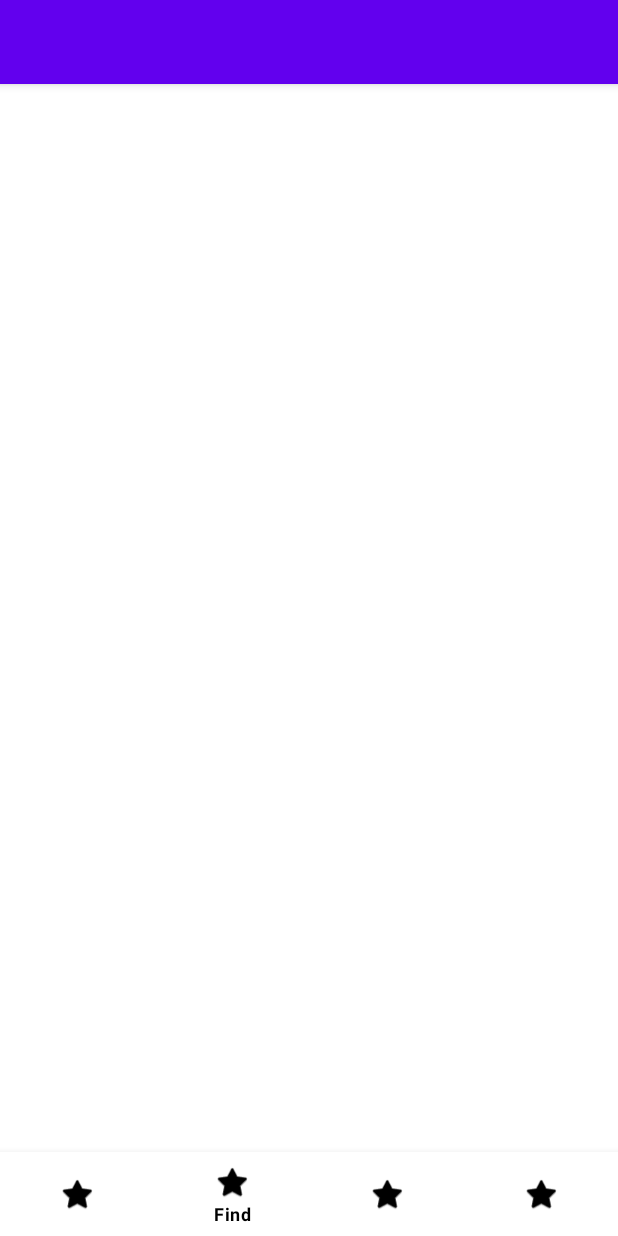
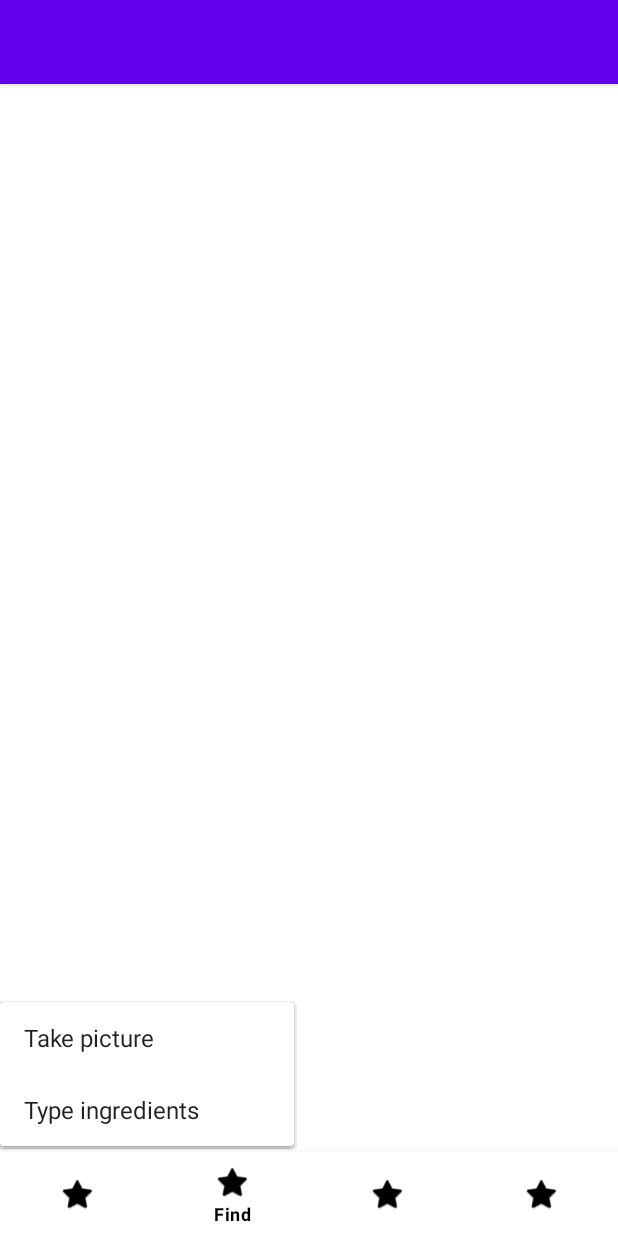
Before and after one commit to CodePath-Spring-2021/Notecook, an Android app: the screen it shows after launch (MainActivity), item 2 of the bottom bar chosen, on a phone screen of 412 x 824 dp. Run offline under Robolectric (Android 15) with nearby library versions, the phone set to English and light mode, and no system bars.

Commit message:
Adding menu items to FindFragment

```diff
--- a/app/build.gradle
+++ b/app/build.gradle
@@ -33,6 +33,7 @@ dependencies {
     implementation 'androidx.appcompat:appcompat:1.2.0'
     implementation 'com.google.android.material:material:1.3.0'
     implementation 'androidx.constraintlayout:constraintlayout:2.0.4'
+    implementation 'androidx.legacy:legacy-support-v4:1.0.0'
     testImplementation 'junit:junit:4.+'
     androidTestImplementation 'androidx.test.ext:junit:1.1.2'
     androidTestImplementation 'androidx.test.espresso:espresso-core:3.3.0'
--- /dev/null
+++ b/app/src/main/java/com/example/notecook/Fragments/FindFragment.java
@@ -0,0 +1,83 @@
+package com.example.notecook.Fragments;
+
+import android.os.Bundle;
+
+import androidx.annotation.NonNull;
+import androidx.annotation.Nullable;
+import androidx.fragment.app.Fragment;
+import androidx.fragment.app.FragmentManager;
+
+import android.view.LayoutInflater;
+import android.view.MenuItem;
+import android.view.View;
+import android.view.ViewGroup;
+import android.widget.PopupMenu;
+
+import com.example.notecook.R;
+
+/**
+ * A simple {@link Fragment} subclass.
+ * Use the {@link FindFragment#newInstance} factory method to
+ * create an instance of this fragment.
+ */
+public class FindFragment extends Fragment {
+
+    public FindFragment() {
+        // Required empty public constructor
+    }
+
+    /**
+     * Use this factory method to create a new instance of
+     * this fragment using the provided parameters.
+     *
+     * @param param1 Parameter 1.
+     * @param param2 Parameter 2.
+     * @return A new instance of fragment FindFragment.
+     */
+    // TODO: Rename and change types and number of parameters
+    public static FindFragment newInstance(String param1, String param2) {
+        FindFragment fragment = new FindFragment();
+        Bundle args = new Bundle();
+        fragment.setArguments(args);
+        return fragment;
+    }
+
+    @Override
+    public void onCreate(Bundle savedInstanceState) {
+        super.onCreate(savedInstanceState);
+    }
+
+    @Override
+    public View onCreateView(LayoutInflater inflater, ViewGroup container,
+                             Bundle savedInstanceState) {
+        // Inflate the layout for this fragment
+        return inflater.inflate(R.layout.fragment_find, container, false);
+    }
+
+    @Override
+    public void onViewCreated(@NonNull View view, @Nullable Bundle savedInstanceState) {
+        super.onViewCreated(view, savedInstanceState);
+
+        PopupMenu popupMenu = new PopupMenu(getContext(), view);
+        popupMenu.inflate(R.menu.menu_find_ingredient);
+        popupMenu.setOnMenuItemClickListener(new PopupMenu.OnMenuItemClickListener() {
+            @Override
+            public boolean onMenuItemClick(MenuItem item) {
+                FragmentManager fragmentManager = getActivity().getSupportFragmentManager();
+                Fragment fragment = new Fragment();
+                switch (item.getItemId()) {
+                    case R.id.menu_picture:
+                        fragment = new TakePictureFragment();
+                        break;
+                    case R.id.menu_type:
+                        fragment = new TypeIngredientsFragment();
+                        break;
+                }
+                fragmentManager.beginTransaction().replace(R.id.flFindContainer, fragment).commit();
+                return true;
+            }
+        });
+        // Show the menu
+        popupMenu.show();
+    }
+}
--- /dev/null
+++ b/app/src/main/java/com/example/notecook/Fragments/HomeFragment.java
@@ -0,0 +1,51 @@
+package com.example.notecook.Fragments;
+
+import android.os.Bundle;
+
+import androidx.fragment.app.Fragment;
+
+import android.view.LayoutInflater;
+import android.view.View;
+import android.view.ViewGroup;
+
+import com.example.notecook.R;
+
+/**
+ * A simple {@link Fragment} subclass.
+ * Use the {@link HomeFragment#newInstance} factory method to
+ * create an instance of this fragment.
+ */
+public class HomeFragment extends Fragment {
+
+    public HomeFragment() {
+        // Required empty public constructor
+    }
+
+    /**
+     * Use this factory method to create a new instance of
+     * this fragment using the provided parameters.
+     *
+     * @param param1 Parameter 1.
+     * @param param2 Parameter 2.
+     * @return A new instance of fragment HomeFragment.
+     */
+    // TODO: Rename and change types and number of parameters
+    public static HomeFragment newInstance(String param1, String param2) {
+        HomeFragment fragment = new HomeFragment();
+        Bundle args = new Bundle();
+        fragment.setArguments(args);
+        return fragment;
+    }
+
+    @Override
+    public void onCreate(Bundle savedInstanceState) {
+        super.onCreate(savedInstanceState);
+    }
+
+    @Override
+    public View onCreateView(LayoutInflater inflater, ViewGroup container,
+                             Bundle savedInstanceState) {
+        // Inflate the layout for this fragment
+        return inflater.inflate(R.layout.fragment_home, container, false);
+    }
+}
--- a/app/src/main/java/com/example/notecook/TakePictureFragment.java
+++ b/app/src/main/java/com/example/notecook/Fragments/TakePictureFragment.java
@@ -1,4 +1,4 @@
-package com.example.notecook;
+package com.example.notecook.Fragments;
 
 import android.content.Intent;
 import android.graphics.Bitmap;
@@ -25,6 +25,7 @@ import androidx.fragment.app.Fragment;
 import com.codepath.asynchttpclient.AsyncHttpClient;
 import com.codepath.asynchttpclient.RequestParams;
 import com.example.notecook.Models.Recipes;
+import com.example.notecook.R;
 import com.google.android.gms.vision.Frame;
 import com.google.android.gms.vision.text.TextBlock;
 import com.google.android.gms.vision.text.TextRecognizer;
--- a/app/src/main/java/com/example/notecook/TypeIngredientsFragment.java
+++ b/app/src/main/java/com/example/notecook/Fragments/TypeIngredientsFragment.java
@@ -1,4 +1,4 @@
-package com.example.notecook;
+package com.example.notecook.Fragments;
 
 import android.os.Bundle;
 import android.util.Log;
@@ -7,6 +7,7 @@ import android.view.View;
 import android.view.ViewGroup;
 import android.widget.Button;
 import android.widget.EditText;
+import android.widget.Toast;
 
 import androidx.annotation.NonNull;
 import androidx.annotation.Nullable;
@@ -16,6 +17,7 @@ import com.codepath.asynchttpclient.AsyncHttpClient;
 import com.codepath.asynchttpclient.RequestParams;
 import com.codepath.asynchttpclient.callback.JsonHttpResponseHandler;
 import com.example.notecook.Models.Recipes;
+import com.example.notecook.R;
 
 import org.json.JSONArray;
 import org.json.JSONException;
@@ -91,9 +93,9 @@ public class TypeIngredientsFragment extends Fragment {
                 ingredientList = etIngredients.getText().toString();
                 getRecipesId(API_KEY);
                 etIngredients.setText("");
+                Toast.makeText(getContext(), "Searching for your recipes!", Toast.LENGTH_SHORT).show();
             }
         });
-
     }
 
     protected void getRecipesId(String API_KEY) {
--- /dev/null
+++ b/app/src/main/res/layout/fragment_find.xml
@@ -0,0 +1,13 @@
+<?xml version="1.0" encoding="utf-8"?>
+<FrameLayout xmlns:android="http://schemas.android.com/apk/res/android"
+    xmlns:tools="http://schemas.android.com/tools"
+    android:id="@+id/flFindContainer"
+    android:layout_width="match_parent"
+    android:layout_height="match_parent"
+    android:layout_marginBottom="100dp"
+    tools:context=".Fragments.FindFragment">
+
+    <!-- TODO: Update blank fragment layout -->
+
+
+</FrameLayout>
--- /dev/null
+++ b/app/src/main/res/menu/menu_find_ingredient.xml
@@ -0,0 +1,12 @@
+<?xml version="1.0" encoding="utf-8"?>
+<menu xmlns:app="http://schemas.android.com/apk/res-auto"
+    xmlns:android="http://schemas.android.com/apk/res/android">
+    <item
+        android:id="@+id/menu_picture"
+        android:title="Take picture"
+        app:showAsAction="ifRoom" />
+    <item
+        android:id="@+id/menu_type"
+        android:title="Type ingredients"
+        app:showAsAction="ifRoom" />
+</menu>
--- a/app/src/main/res/values/strings.xml
+++ b/app/src/main/res/values/strings.xml
@@ -1,4 +1,6 @@
 <resources>
     <string name="app_name">Notecook</string>
     <string name="type_in_your_comma_separated_list_of_available_ingredients">Type in your comma-separated list of available ingredients.</string>
+    <!-- TODO: Remove or change this placeholder text -->
+    <string name="message">See posts by other users like you!</string>
 </resources>
```
Also changed, not shown: app/src/main/res/layout/fragment_home.xml (added, +16 -0 lines), app/src/main/res/layout/fragment_takepicture.xml (+7 -5 lines), app/src/main/res/layout/fragment_type_ingredients.xml (+4 -4 lines), 1 other file.
